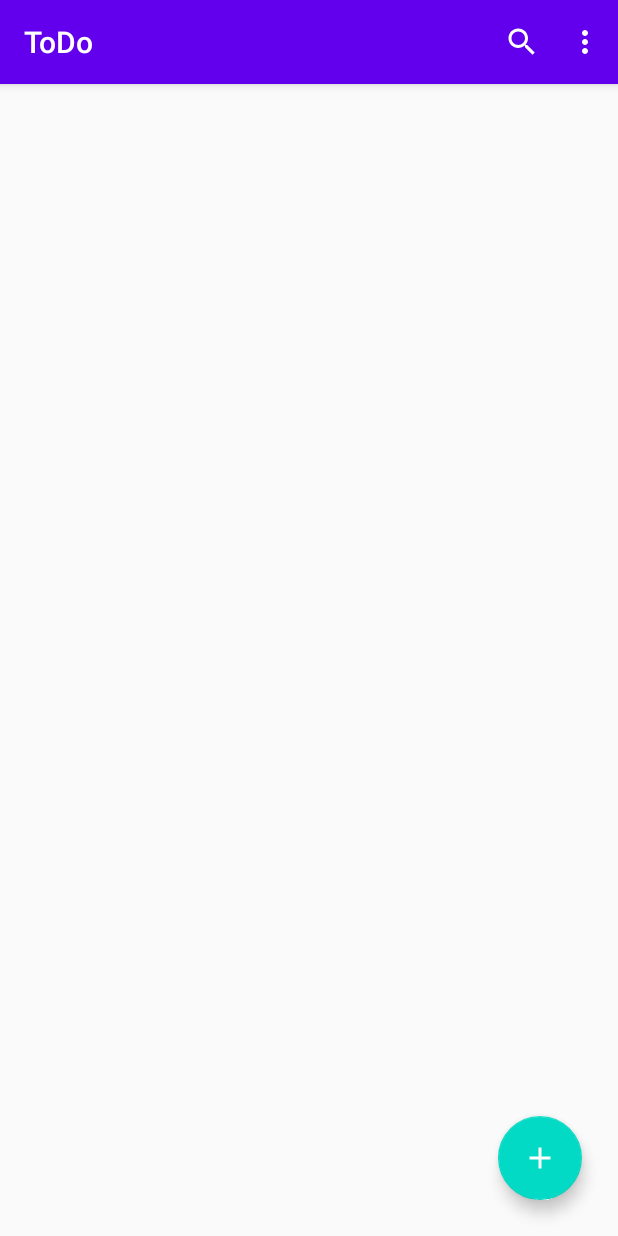
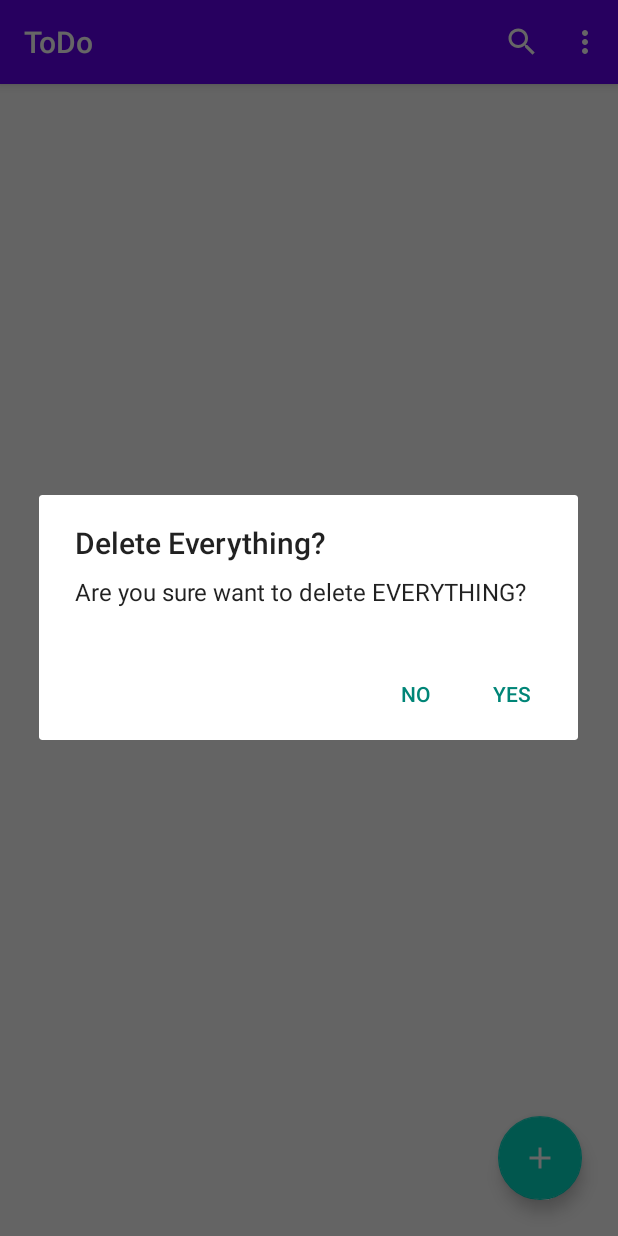
Before and after one commit to sushmoyr/ToDo-Application, an Android app: the screen it shows after launch (MainActivity), in the options menu, after a tap on "Delete All", on a phone screen of 412 x 824 dp. Run offline under Robolectric (Android 15) with nearby library versions, the phone set to English and light mode, and no system bars; our stand-ins replace Room's generated code, navigation-ui.

Commit message:
delete all logic

```diff
--- a/app/src/main/java/com/sushmoyr/todoapplication/data/ToDoDao.kt
+++ b/app/src/main/java/com/sushmoyr/todoapplication/data/ToDoDao.kt
@@ -15,4 +15,10 @@ interface ToDoDao {
 
     @Update
     suspend fun updateData(toDoData: ToDoData)
+
+    @Delete
+    suspend fun deleteItem(toDoData: ToDoData)
+
+    @Query("Delete From todo_table")
+    suspend fun deleteAll()
 }
--- a/app/src/main/java/com/sushmoyr/todoapplication/fragments/list/ListFragment.kt
+++ b/app/src/main/java/com/sushmoyr/todoapplication/fragments/list/ListFragment.kt
@@ -1,7 +1,9 @@
 package com.sushmoyr.todoapplication.fragments.list
 
+import android.app.AlertDialog
 import android.os.Bundle
 import android.view.*
+import android.widget.Toast
 import androidx.fragment.app.Fragment
 import androidx.fragment.app.viewModels
 import androidx.lifecycle.Observer
@@ -50,4 +52,25 @@ class ListFragment : Fragment() {
         inflater.inflate(R.menu.menu_list, menu)
     }
 
+    override fun onOptionsItemSelected(item: MenuItem): Boolean {
+
+        if(item.itemId == R.id.menu_delete_all){
+            confirmDelete()
+        }
+
+        return super.onOptionsItemSelected(item)
+    }
+
+    private fun confirmDelete() {
+        val builder = AlertDialog.Builder(requireContext())
+        builder.setPositiveButton("Yes"){_, _ ->
+            todoViewModel.deleteAll()
+            Toast.makeText(requireContext(), "All Data Deleted", Toast.LENGTH_SHORT).show()
+        }
+        builder.setNegativeButton("No"){_,_->}
+        builder.setTitle("Delete Everything?")
+        builder.setMessage("Are you sure want to delete EVERYTHING?")
+        builder.show()
+    }
+
 }
```
Also changed, not shown: app/src/main/java/com/sushmoyr/todoapplication/data/repository/ToDoRepository.kt (+9 -0 lines), app/src/main/java/com/sushmoyr/todoapplication/data/viewmodel/ToDoViewModel.kt (+11 -0 lines), app/src/main/java/com/sushmoyr/todoapplication/fragments/update/UpdateFragment.kt (+18 -0 lines).
